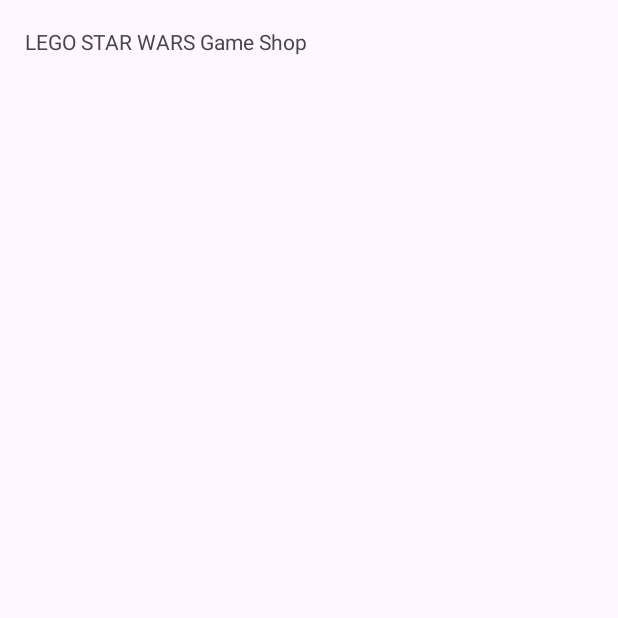
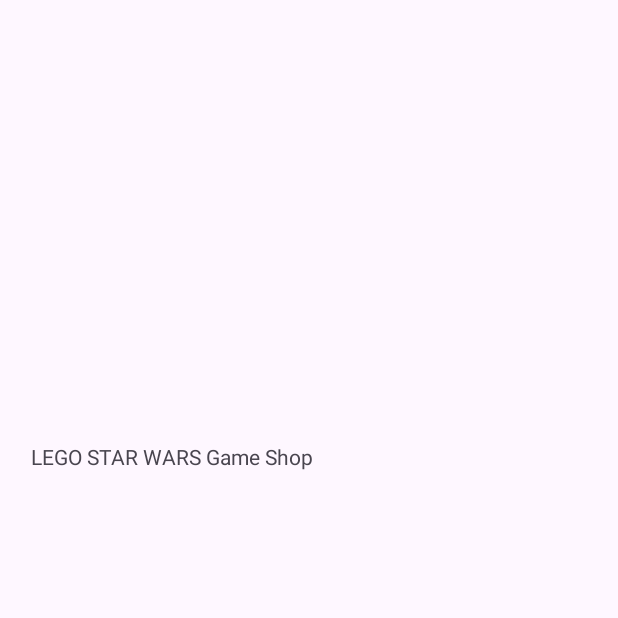
Before and after one commit to LokiofAsgard567/android-studio, an Android app: the screen it shows after launch (MainActivity), on a phone screen of 412 x 824 dp, the top half of it. Run offline under Robolectric (Android 15) with nearby library versions, the phone set to English and light mode, and no system bars.

Commit message:
Tekst is verplaatst
de tekst met LEGO STAR WARS Game Shop is iets meer naar het midden verplaatst.

```diff
--- a/app/src/main/res/layout/activity_main.xml
+++ b/app/src/main/res/layout/activity_main.xml
@@ -13,9 +13,9 @@
         android:text="LEGO STAR WARS Game Shop"
         app:layout_constraintBottom_toBottomOf="parent"
         app:layout_constraintEnd_toEndOf="parent"
-        app:layout_constraintHorizontal_bias="0.8"
+        app:layout_constraintHorizontal_bias="1.0"
         app:layout_constraintStart_toStartOf="parent"
         app:layout_constraintTop_toTopOf="parent"
-        app:layout_constraintVertical_bias="0.026" />
+        app:layout_constraintVertical_bias="0.423" />
 
 </androidx.constraintlayout.widget.ConstraintLayout>
```
